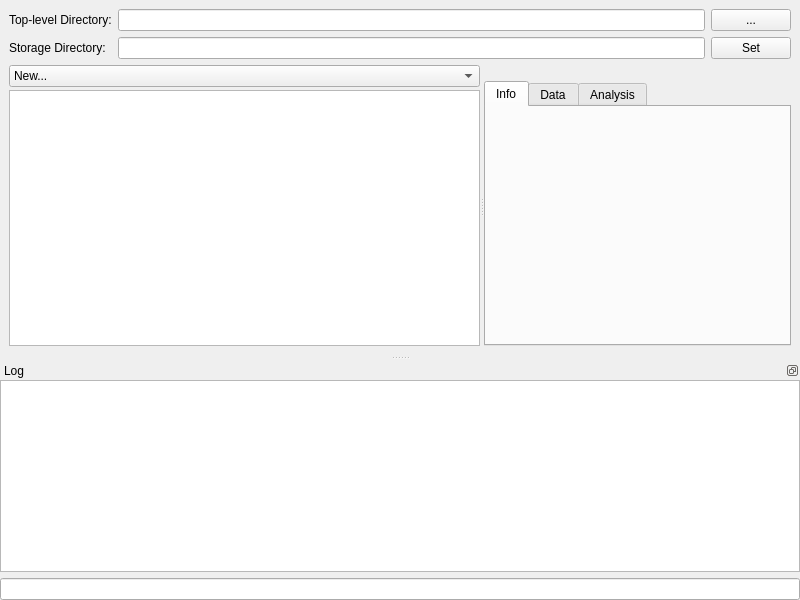
Above: lib/modules/DataManager/DataManagerTemplate.ui from acq4/acq4 before the change. Below: the same form after it.
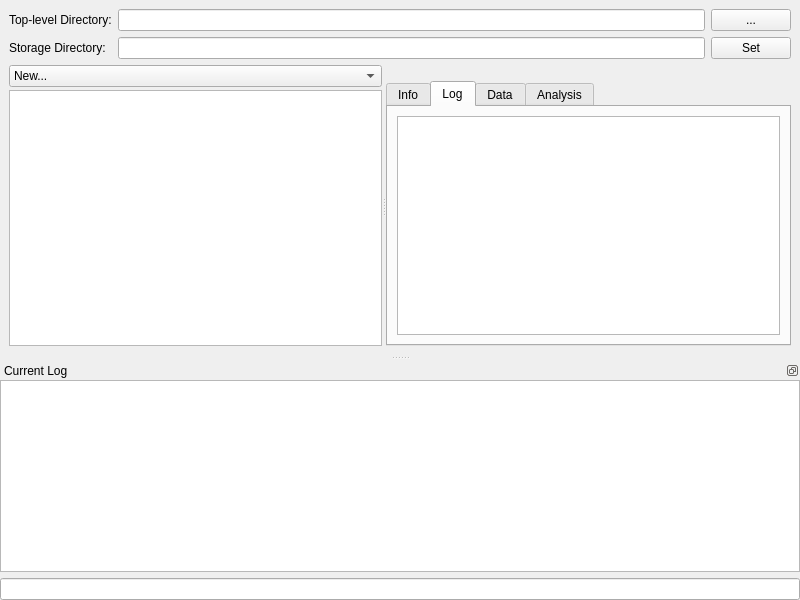
That is the form after the change. The open tabs and pages were chosen to show the change. Custom widgets are drawn as their Qt base class.

Commit message: Various cleanups. DataManager module appears to be working very well now.

```diff
--- a/lib/modules/DataManager/DataManagerTemplate.ui
+++ b/lib/modules/DataManager/DataManagerTemplate.ui
@@ -164,6 +164,20 @@
             </item>
            </layout>
           </widget>
+          <widget class="QWidget" name="tab_4">
+           <attribute name="title">
+            <string>Log</string>
+           </attribute>
+           <layout class="QVBoxLayout" name="verticalLayout_6">
+            <item>
+             <widget class="QTextEdit" name="selectedLogView">
+              <property name="readOnly">
+               <bool>true</bool>
+              </property>
+             </widget>
+            </item>
+           </layout>
+          </widget>
           <widget class="QWidget" name="tab_3">
            <attribute name="title">
             <string>Data</string>
@@ -190,7 +204,7 @@
     <set>QDockWidget::DockWidgetFloatable|QDockWidget::DockWidgetMovable</set>
    </property>
    <property name="windowTitle">
-    <string>Log</string>
+    <string>Current Log</string>
    </property>
    <attribute name="dockWidgetArea">
     <number>8</number>
```
Left out of the diff: 2 changed lines with no effect on the pictures. The commit also changes 6 other files.
